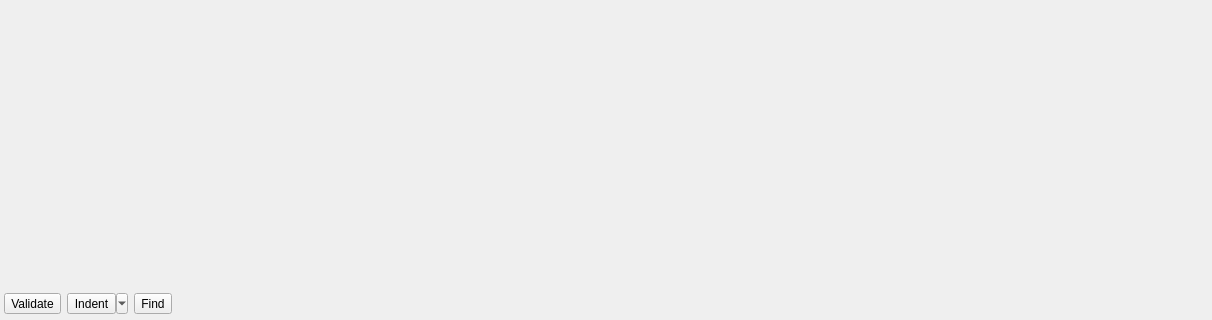
Old version of the form apps/pgmodeler-se/ui/sourceeditorwidget.ui in the repository pgmodeler/pgmodeler; both pictures show x 0 to 1212 and y 416 to 736 of the 1212 by 736 pixel window.
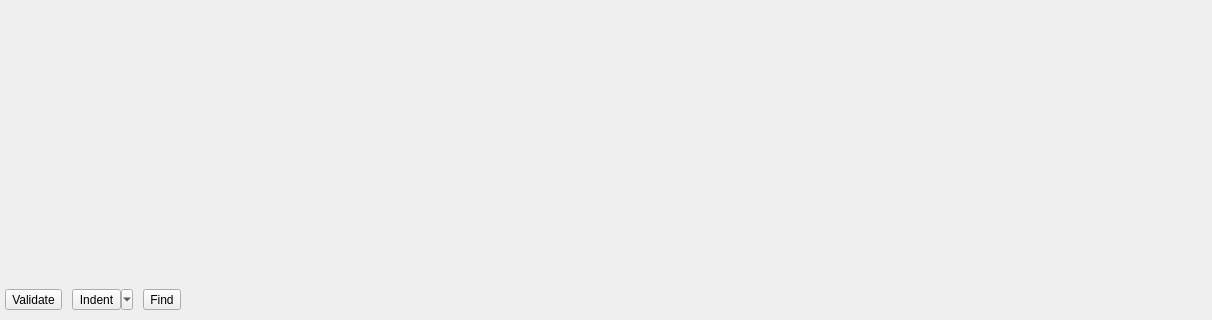
New version of the form. Icons and pictures are not drawn.

What changed in the file:
```diff
--- a/apps/pgmodeler-se/ui/sourceeditorwidget.ui
+++ b/apps/pgmodeler-se/ui/sourceeditorwidget.ui
@@ -15,19 +15,19 @@
   </property>
   <layout class="QVBoxLayout" name="verticalLayout">
    <property name="spacing">
-    <number>4</number>
+    <number>10</number>
    </property>
    <property name="leftMargin">
-    <number>4</number>
+    <number>5</number>
    </property>
    <property name="topMargin">
-    <number>4</number>
+    <number>5</number>
    </property>
    <property name="rightMargin">
-    <number>4</number>
+    <number>5</number>
    </property>
    <property name="bottomMargin">
-    <number>4</number>
+    <number>5</number>
    </property>
    <item>
     <widget class="QWidget" name="source_file_parent" native="true">
@@ -62,10 +62,10 @@
    <item>
     <layout class="QHBoxLayout" name="horizontalLayout">
      <property name="spacing">
-      <number>6</number>
+      <number>10</number>
      </property>
      <property name="bottomMargin">
-      <number>2</number>
+      <number>5</number>
      </property>
      <item>
       <widget class="QToolButton" name="validate_tb">
@@ -96,8 +96,8 @@
        </property>
        <property name="iconSize">
         <size>
-         <width>25</width>
-         <height>25</height>
+         <width>32</width>
+         <height>32</height>
         </size>
        </property>
        <property name="shortcut">
@@ -146,8 +146,8 @@
        </property>
        <property name="iconSize">
         <size>
-         <width>25</width>
-         <height>25</height>
+         <width>32</width>
+         <height>32</height>
         </size>
        </property>
        <property name="shortcut">
@@ -193,8 +193,8 @@
        </property>
        <property name="iconSize">
         <size>
-         <width>25</width>
-         <height>25</height>
+         <width>32</width>
+         <height>32</height>
         </size>
        </property>
        <property name="shortcut">
```
Left out of the diff: 1 changed line with no effect on the pictures.
